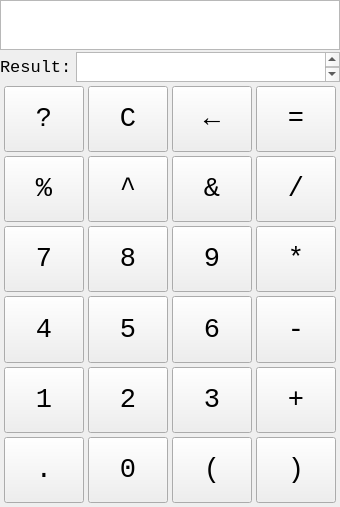
This is Calculator.ui in xyqyear/calculator as Qt 5 draws it before an edit. The edited form follows.
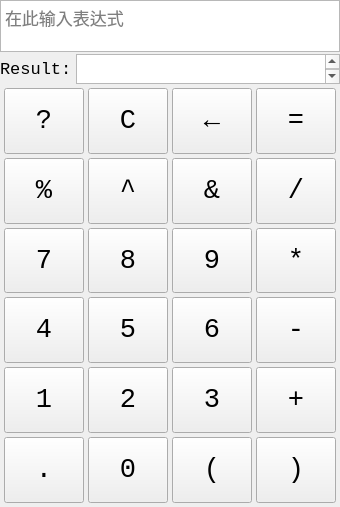
This is the edited form.

Commit message: change QTextBroser to QTextPlainEdit, add some useless hints

What changed in the file:
```diff
--- a/Calculator.ui
+++ b/Calculator.ui
@@ -48,7 +48,7 @@
        <number>2</number>
       </property>
       <item>
-       <widget class="QTextBrowser" name="expressionTextBrowser">
+       <widget class="QPlainTextEdit" name="expressionPlainTextEdit">
         <property name="sizePolicy">
          <sizepolicy hsizetype="Expanding" vsizetype="Fixed">
           <horstretch>0</horstretch>
@@ -58,13 +58,13 @@
         <property name="minimumSize">
          <size>
           <width>0</width>
-          <height>50</height>
+          <height>52</height>
          </size>
         </property>
         <property name="maximumSize">
          <size>
           <width>16777215</width>
-          <height>50</height>
+          <height>52</height>
          </size>
         </property>
         <property name="font">
@@ -73,6 +73,12 @@
           <pointsize>13</pointsize>
          </font>
         </property>
+        <property name="toolTip">
+         <string>你知道吗？即使你光标移开了这个文本输入框你仍然可以输入。</string>
+        </property>
+        <property name="placeholderText">
+         <string>在此输入表达式</string>
+        </property>
        </widget>
       </item>
       <item>
```
Left out of the diff: 6 changed lines with no effect on the pictures. The commit also changes 2 other files.
